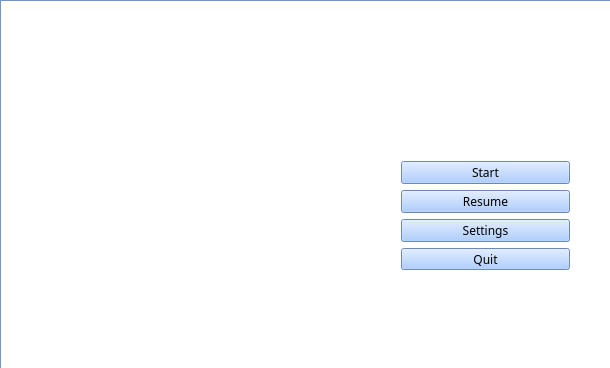
Before: the Qt Designer form BTM_Qt/mainmenu.ui in skandermoalla/CSE201-Top5, drawn with Qt 5.
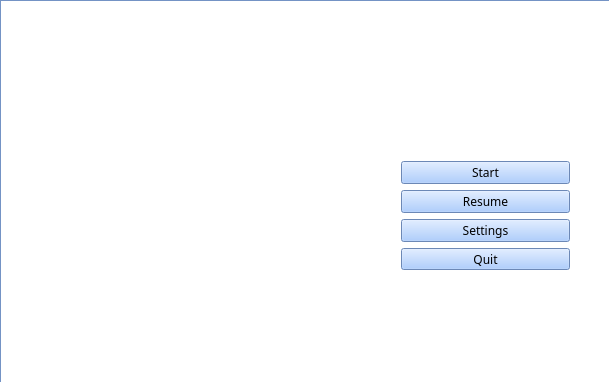
After: the same form once the commit is applied. Icons and pictures are not drawn.

```diff
--- a/BTM_Qt/mainmenu.ui
+++ b/BTM_Qt/mainmenu.ui
@@ -6,8 +6,8 @@
    <rect>
     <x>0</x>
     <y>0</y>
-    <width>610</width>
-    <height>368</height>
+    <width>609</width>
+    <height>382</height>
    </rect>
   </property>
   <property name="palette">
```
Left out of the diff: 2 changed lines with no effect on the pictures.
